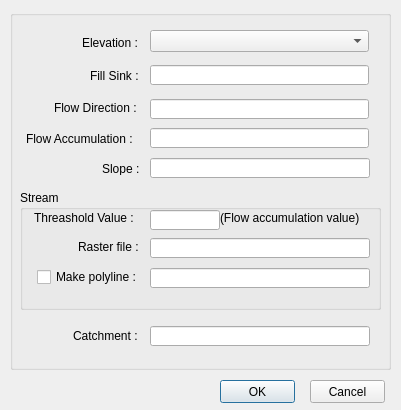
Above: Batch_Processor_dialog_base.ui from drphipps/Drainage before the change. Below: the same form after it.
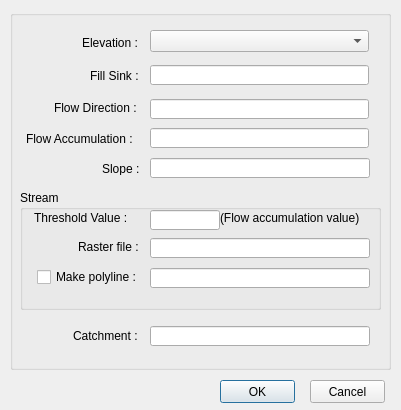
That is the form after the change.

What changed in the file:
```diff
--- a/Batch_Processor_dialog_base.ui
+++ b/Batch_Processor_dialog_base.ui
@@ -204,7 +204,7 @@
       </rect>
      </property>
      <property name="text">
-      <string>Threashold Value : </string>
+      <string>Threshold Value : </string>
      </property>
     </widget>
     <widget class="QLabel" name="label_6">
```
